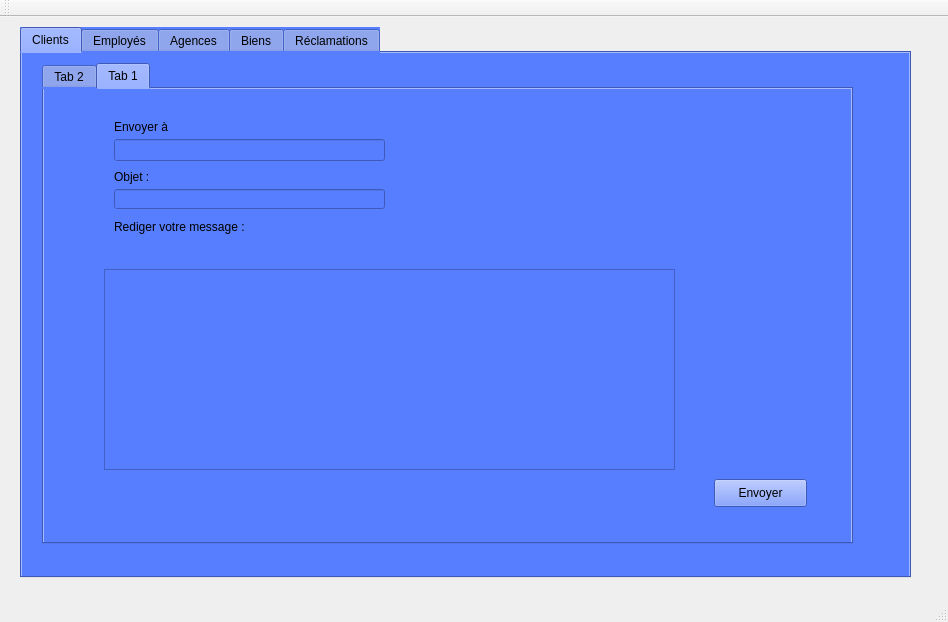
Above: mainwindow.ui from Oussama-Naffeti/Smart_Real_Estate_Agency_2A4 before the change. Below: the same form after it.
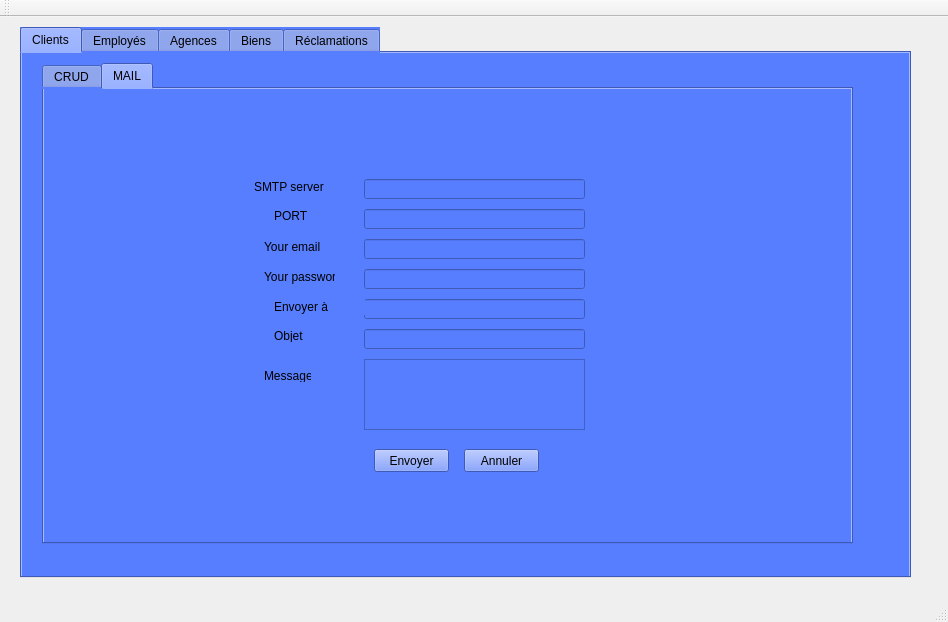
That is the form after the change. The open tabs and pages were chosen to show the change.

```diff
--- a/mainwindow.ui
+++ b/mainwindow.ui
@@ -50,7 +50,7 @@
       </property>
       <widget class="QWidget" name="tab_6">
        <attribute name="title">
-        <string>Tab 2</string>
+        <string>CRUD</string>
        </attribute>
        <widget class="QPushButton" name="pushButton_3">
         <property name="geometry">
@@ -375,14 +375,27 @@
       </widget>
       <widget class="QWidget" name="tab_5">
        <attribute name="title">
-        <string>Tab 1</string>
+        <string>MAIL</string>
        </attribute>
-       <widget class="QLineEdit" name="objet_mail">
+       <widget class="QLabel" name="label_12">
         <property name="geometry">
          <rect>
-          <x>70</x>
-          <y>100</y>
-          <width>271</width>
+          <x>220</x>
+          <y>150</y>
+          <width>71</width>
+          <height>16</height>
+         </rect>
+        </property>
+        <property name="text">
+         <string>Your email</string>
+        </property>
+       </widget>
+       <widget class="QLineEdit" name="port">
+        <property name="geometry">
+         <rect>
+          <x>320</x>
+          <y>120</y>
+          <width>221</width>
           <height>20</height>
          </rect>
         </property>
@@ -390,73 +403,168 @@
        <widget class="QLineEdit" name="a_mail">
         <property name="geometry">
          <rect>
-          <x>70</x>
-          <y>50</y>
-          <width>271</width>
-          <height>22</height>
+          <x>320</x>
+          <y>180</y>
+          <width>221</width>
+          <height>20</height>
          </rect>
         </property>
+        <property name="echoMode">
+         <enum>QLineEdit::Password</enum>
+        </property>
        </widget>
        <widget class="QLabel" name="label_19">
         <property name="geometry">
          <rect>
-          <x>70</x>
-          <y>130</y>
-          <width>241</width>
+          <x>220</x>
+          <y>280</y>
+          <width>47</width>
+          <height>13</height>
+         </rect>
+        </property>
+        <property name="text">
+         <string>Message</string>
+        </property>
+       </widget>
+       <widget class="QLabel" name="label_7">
+        <property name="geometry">
+         <rect>
+          <x>220</x>
+          <y>180</y>
+          <width>71</width>
           <height>16</height>
          </rect>
         </property>
         <property name="text">
-         <string>Rediger votre message :</string>
+         <string>Your password</string>
+        </property>
+       </widget>
+       <widget class="QPushButton" name="sendBtn">
+        <property name="geometry">
+         <rect>
+          <x>330</x>
+          <y>360</y>
+          <width>75</width>
+          <height>23</height>
+         </rect>
+        </property>
+        <property name="text">
+         <string>Envoyer</string>
+        </property>
+       </widget>
+       <widget class="QLineEdit" name="rcpt">
+        <property name="geometry">
+         <rect>
+          <x>320</x>
+          <y>210</y>
+          <width>221</width>
+          <height>20</height>
+         </rect>
+        </property>
+       </widget>
+       <widget class="QLabel" name="label_6">
+        <property name="geometry">
+         <rect>
+          <x>230</x>
+          <y>120</y>
+          <width>47</width>
+          <height>13</height>
+         </rect>
+        </property>
+        <property name="text">
+         <string>PORT</string>
+        </property>
+       </widget>
+       <widget class="QPushButton" name="exitBtn">
+        <property name="geometry">
+         <rect>
+          <x>420</x>
+          <y>360</y>
+          <width>75</width>
+          <height>23</height>
+         </rect>
+        </property>
+        <property name="text">
+         <string>Annuler</string>
         </property>
        </widget>
        <widget class="QLabel" name="label_9">
         <property name="geometry">
          <rect>
-          <x>70</x>
-          <y>80</y>
-          <width>56</width>
+          <x>210</x>
+          <y>90</y>
+          <width>91</width>
           <height>16</height>
          </rect>
         </property>
         <property name="text">
-         <string>Objet :</string>
+         <string>SMTP server</string>
         </property>
        </widget>
-       <widget class="QPlainTextEdit" name="message_mail">
+       <widget class="QLineEdit" name="uname">
         <property name="geometry">
          <rect>
-          <x>60</x>
-          <y>180</y>
-          <width>571</width>
-          <height>201</height>
+          <x>320</x>
+          <y>150</y>
+          <width>221</width>
+          <height>20</height>
+         </rect>
+        </property>
+       </widget>
+       <widget class="QLabel" name="label_11">
+        <property name="geometry">
+         <rect>
+          <x>230</x>
+          <y>240</y>
+          <width>47</width>
+          <height>13</height>
+         </rect>
+        </property>
+        <property name="text">
+         <string>Objet</string>
+        </property>
+       </widget>
+       <widget class="QLineEdit" name="subject">
+        <property name="geometry">
+         <rect>
+          <x>320</x>
+          <y>240</y>
+          <width>221</width>
+          <height>20</height>
+         </rect>
+        </property>
+       </widget>
+       <widget class="QLineEdit" name="server">
+        <property name="geometry">
+         <rect>
+          <x>320</x>
+          <y>90</y>
+          <width>221</width>
+          <height>20</height>
+         </rect>
+        </property>
+       </widget>
+       <widget class="QPlainTextEdit" name="msg">
+        <property name="geometry">
+         <rect>
+          <x>320</x>
+          <y>270</y>
+          <width>221</width>
+          <height>71</height>
          </rect>
         </property>
        </widget>
        <widget class="QLabel" name="label_8">
         <property name="geometry">
          <rect>
-          <x>70</x>
-          <y>30</y>
-          <width>56</width>
+          <x>230</x>
+          <y>210</y>
+          <width>91</width>
           <height>16</height>
          </rect>
         </property>
         <property name="text">
-         <string>Envoyer à :</string>
-        </property>
-       </widget>
-       <widget class="QPushButton" name="pushButton_33">
-        <property name="geometry">
-         <rect>
-          <x>670</x>
-          <y>390</y>
-          <width>93</width>
-          <height>28</height>
-         </rect>
-        </property>
-        <property name="text">
-         <string>Envoyer</string>
+         <string>Envoyer à</string>
         </property>
        </widget>
       </widget>
```
Left out of the diff: 6 changed lines with no effect on the pictures.
